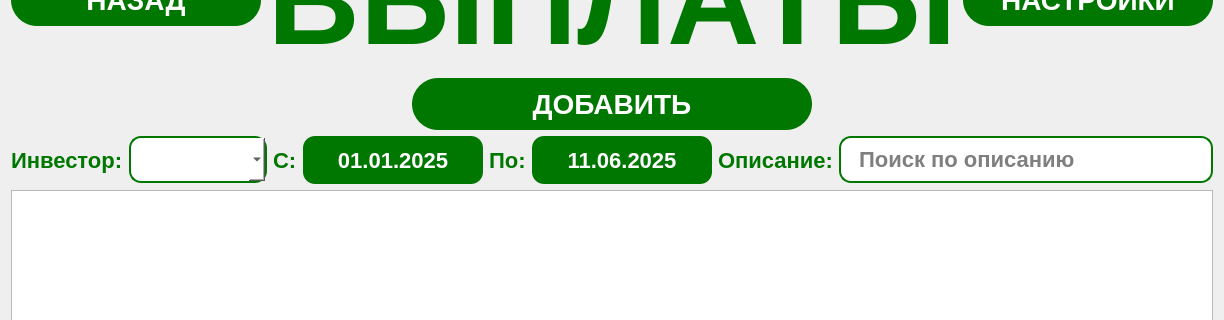
First picture: the form in EcoTaxiQt/pages/paymenthistory.ui, repository zhanyysh/ecotaxi, before the edit; both pictures show x 0 to 1224 and y 83 to 403 of the 1224 by 800 pixel window.
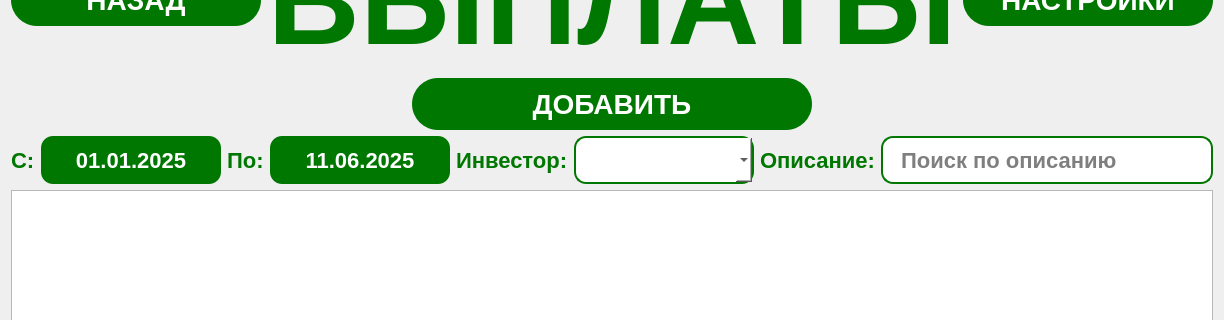
Second picture: the form after the edit.

```diff
--- a/EcoTaxiQt/pages/paymenthistory.ui
+++ b/EcoTaxiQt/pages/paymenthistory.ui
@@ -162,23 +162,6 @@
    </item>
    <item>
     <layout class="QHBoxLayout" name="filterLayout">
-     <item>
-      <widget class="QLabel" name="label_investor_filter">
-       <property name="text">
-        <string>Инвестор:</string>
-       </property>
-       <property name="styleSheet">
-        <string>color: #007700; font-size: 22px; font-weight: bold;</string>
-       </property>
-      </widget>
-     </item>
-     <item>
-      <widget class="QComboBox" name="investorFilterComboBox">
-       <property name="styleSheet">
-        <string>font-size: 22px; font-weight: bold; background: white; border: 2px solid #007700; border-radius: 12px; padding: 8px 16px;</string>
-       </property>
-      </widget>
-     </item>
      <item>
       <widget class="QLabel" name="label_date_from">
        <property name="text">
@@ -231,6 +214,29 @@
        </property>
       </widget>
      </item>
+     <item>
+      <widget class="QLabel" name="label_investor_filter">
+       <property name="text">
+        <string>Инвестор:</string>
+       </property>
+       <property name="styleSheet">
+        <string>color: #007700; font-size: 22px; font-weight: bold;</string>
+       </property>
+      </widget>
+     </item>
+     <item>
+      <widget class="QComboBox" name="investorFilterComboBox">
+       <property name="minimumSize">
+        <size>
+         <width>180</width>
+         <height>48</height>
+        </size>
+       </property>
+       <property name="styleSheet">
+        <string>font-size: 22px; font-weight: bold; background: white; border: 2px solid #007700; border-radius: 12px; padding: 8px 16px;</string>
+       </property>
+      </widget>
+     </item>
      <item>
       <widget class="QLabel" name="label_desc_filter">
        <property name="text">
@@ -246,6 +252,12 @@
        <property name="placeholderText">
         <string>Поиск по описанию</string>
        </property>
+       <property name="minimumSize">
+        <size>
+         <width>180</width>
+         <height>48</height>
+        </size>
+       </property>
        <property name="styleSheet">
         <string>font-size: 22px; font-weight: bold; background: white; border: 2px solid #007700; border-radius: 12px; padding: 8px 16px;</string>
        </property>
```
